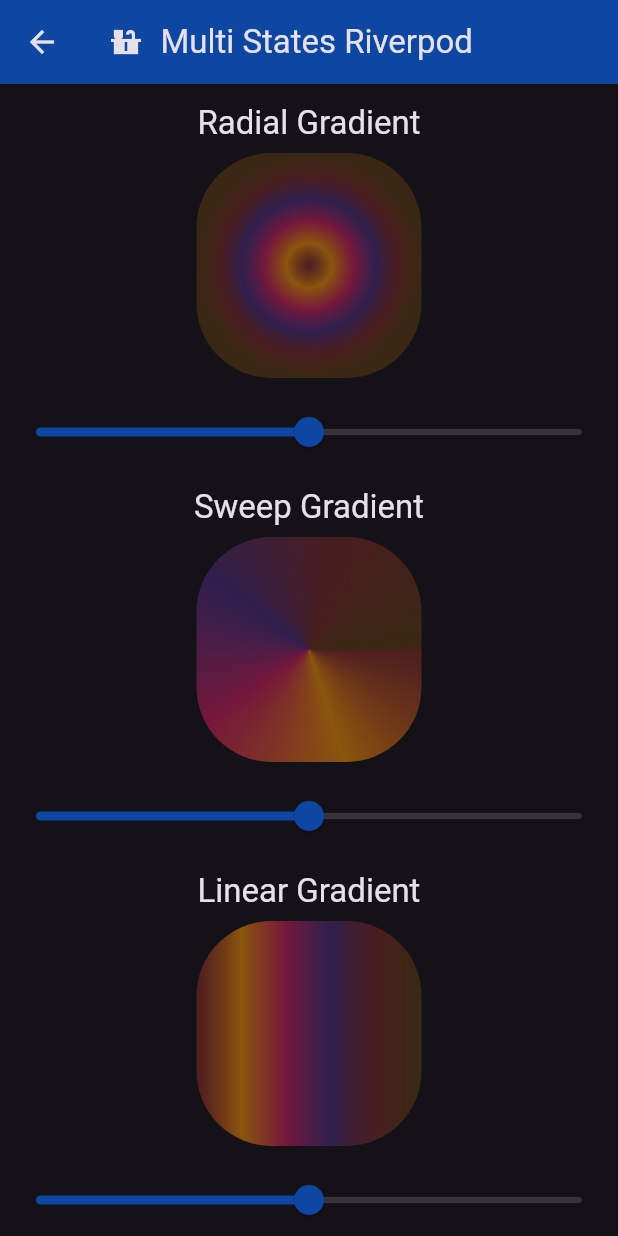
After one commit to Shehryar-dev/riverpod_example, a Flutter app: the MultipleStateExample screen opened directly, on a phone screen of 412 x 824 dp. The commit adds this screen. Run offline on Flutter 3.47's test engine with Material 3 defaults, Android fonts, the phone set to English and light mode, and no system bars; our stand-ins replace device_preview, flutter_riverpod.

Commit message:
Riverpod Example

```diff
--- a/lib/app.dart
+++ b/lib/app.dart
@@ -1,11 +1,9 @@
-
 import 'package:flutter/material.dart';
 import 'package:flutter_riverpod/flutter_riverpod.dart';
 import 'package:riverpod_example/home/home_screen.dart';
 
 class MyApp extends StatelessWidget {
   const MyApp({super.key});
-
   // This widget is the root of your application.
   @override
   Widget build(BuildContext context) {
--- /dev/null
+++ b/lib/examples/multiple_states/multi_states_screen.dart
@@ -0,0 +1,162 @@
+import 'package:flutter/foundation.dart';
+import 'package:flutter/material.dart';
+import 'package:flutter_riverpod/flutter_riverpod.dart';
+import 'package:riverpod_example/examples/multiple_states/provider/multi_states_provider.dart';
+
+class MultipleStateExample extends ConsumerWidget {
+  const MultipleStateExample({super.key});
+
+  @override
+  Widget build(BuildContext context, WidgetRef ref) {
+    if(kDebugMode){
+      debugPrint('scaffold build');
+    }
+    return Scaffold(
+      appBar: AppBar(
+        backgroundColor: Colors.blue.shade900,
+        title: Row(
+          mainAxisSize: MainAxisSize.min,
+          children: [
+            Icon(Icons.countertops),
+            SizedBox(width: 11),
+            Text('Multi States Riverpod'),
+          ],
+        ),
+      ),
+
+
+      body: SingleChildScrollView(
+        child: Column(
+          crossAxisAlignment: CrossAxisAlignment.center,
+          mainAxisAlignment: MainAxisAlignment.center,
+          children: [
+            SizedBox(height: 12,),
+            Text('Radial Gradient', style: Theme.of(context).textTheme.titleLarge,),
+            SizedBox(height: 12 / 2,),
+            Consumer(builder:(context, ref, child){
+              final op = ref.watch(multiSlider.select((state)=> state.radicalSlider));
+              if(kDebugMode){
+                debugPrint('Radical container');
+              }
+              return Container(
+                width: 150,
+                height: 150,
+                decoration: BoxDecoration(
+                    borderRadius: BorderRadius.circular(op * 100),
+                    gradient: RadialGradient(colors: [
+                      Colors.red.withOpacity(op / 2 ),
+                      Colors.orange.withOpacity(op / 1),
+                      Colors.pink.withOpacity(op / 1.1),
+                      Colors.deepPurple.withOpacity(op / 1.5),
+                      Colors.red.withOpacity(op / 2.1),
+                      Colors.orange.withOpacity(op / 3.1),
+                    ])
+                ),
+              );
+            }
+            ),
+            SizedBox(height: 12,),
+            Consumer(builder: (context, ref, child){
+              final op = ref.watch(multiSlider.select((state)=> state.radicalSlider));
+              // if(kDebugMode){
+              //   debugPrint('Radical slider');
+              // }
+              return  Slider(
+                 activeColor: Colors.blue.shade900,
+                 thumbColor: Colors.blue.shade900,
+                 secondaryActiveColor: Colors.blue,
+                 value: op, onChanged: (value){
+                final stateProvider = ref.read(multiSlider.notifier);
+                stateProvider.state = stateProvider.state.copyWith(radicalSlider: value);
+             });
+           }),
+
+            SizedBox(height: 12,),
+            Text('Sweep Gradient', style: Theme.of(context).textTheme.titleLarge,),
+            SizedBox(height: 12 / 2,),
+            Consumer(builder:(context, ref, child){
+              final op = ref.watch(multiSlider.select((state)=> state.sweepSlider));
+              if(kDebugMode){
+                debugPrint('Sweep container');
+              }
+              return Container(
+                width: 150,
+                height: 150,
+                decoration: BoxDecoration(
+                    borderRadius: BorderRadius.circular(op * 100),
+                    gradient: SweepGradient(colors: [
+                      Colors.red.withOpacity(op / 2 ),
+                      Colors.orange.withOpacity(op / 1),
+                      Colors.pink.withOpacity(op / 1.1),
+                      Colors.deepPurple.withOpacity(op / 1.5),
+                      Colors.red.withOpacity(op / 2.1),
+                      Colors.orange.withOpacity(op / 3.1),
+                    ])
+                ),
+              );
+            }
+            ),
+            SizedBox(height: 12,),
+            Consumer(builder: (context, ref, child){
+              final op = ref.watch(multiSlider.select((state)=> state.sweepSlider));
+              // if(kDebugMode){
+              //   debugPrint('Sweep slider');
+              // }
+              return  Slider(
+                  activeColor: Colors.blue.shade900,
+                  thumbColor: Colors.blue.shade900,
+                  secondaryActiveColor: Colors.blue,
+                  value: op, onChanged: (value){
+                final stateProvider = ref.read(multiSlider.notifier);
+                stateProvider.state = stateProvider.state.copyWith(sweepSlider: value);
+              });
+            }),
+
+            SizedBox(height: 12,),
+            Text('Linear Gradient', style: Theme.of(context).textTheme.titleLarge,),
+            SizedBox(height: 12 / 2,),
+            Consumer(builder:(context, ref, child){
+              final op = ref.watch(multiSlider.select((state)=> state.linearSlider));
+              if(kDebugMode){
+                debugPrint('linear container');
+              }
+              return Container(
+                width: 150,
+                height: 150,
+                decoration: BoxDecoration(
+                    borderRadius: BorderRadius.circular(op * 100),
+                    gradient: LinearGradient(
+                        tileMode: TileMode.mirror,
+                        colors: [
+                      Colors.red.withOpacity(op / 2 ),
+                      Colors.orange.withOpacity(op / 1),
+                      Colors.pink.withOpacity(op / 1.1),
+                      Colors.deepPurple.withOpacity(op / 1.5),
+                      Colors.red.withOpacity(op / 2.1),
+                      Colors.orange.withOpacity(op / 3.1),
+                    ])
+                ),
+              );
+            }
+            ),
+            SizedBox(height: 12,),
+            Consumer(builder: (context, ref, child){
+              final op = ref.watch(multiSlider.select((state)=> state.linearSlider));
+              // if(kDebugMode){
+              //   debugPrint('linear slider');
+              // }
+              return  Slider(
+                  activeColor: Colors.blue.shade900,
+                  thumbColor: Colors.blue.shade900,
+                  secondaryActiveColor: Colors.blue,
+                  value: op, onChanged: (value){
+                final stateProvider = ref.read(multiSlider.notifier);
+                stateProvider.state = stateProvider.state.copyWith(linearSlider: value);
+              });
+            }),
+          ],
+        ),
+      ),
+    );
+  }
+}
--- /dev/null
+++ b/lib/examples/multiple_states/provider/multi_states_provider.dart
@@ -0,0 +1,23 @@
+import 'package:flutter_riverpod/flutter_riverpod.dart';
+
+final multiSlider = StateProvider<AppState>((ref){
+  return AppState(radicalSlider: 0.5,
+      linearSlider: 0.5,
+      sweepSlider: 0.5
+  );
+});
+
+
+class AppState{
+  final double linearSlider;
+  final double radicalSlider;
+  final double sweepSlider;
+  const AppState({required this.radicalSlider, required this.linearSlider, required this.sweepSlider,});
+
+  AppState copyWith({double? linearSlider, double? radicalSlider, double? sweepSlider}){
+    return AppState(
+        radicalSlider: radicalSlider ?? this.radicalSlider,
+        linearSlider: linearSlider ?? this.linearSlider,
+        sweepSlider: sweepSlider ?? this.sweepSlider);
+  }
+}
--- a/lib/home/home_screen.dart
+++ b/lib/home/home_screen.dart
@@ -3,6 +3,8 @@ import 'package:flutter/material.dart';
 import 'package:riverpod_example/examples/counter_app/counter_app.dart';
 import 'package:riverpod_example/examples/slider/slider.dart';
 import 'package:riverpod_example/examples/switch_btn/switch_btn.dart';
+
+import '../examples/multiple_states/multi_states_screen.dart';
 
 
 class HomeScreen extends StatelessWidget {
@@ -29,12 +31,12 @@ class HomeScreen extends StatelessWidget {
         icon: Icons.linear_scale_outlined,
         destination: const SliderWidget(),
       ),
-      // _ExampleItem(
-      //   title: 'Multiple States',
-      //   subtitle: 'Manage multiple states in one screen',
-      //   icon: Icons.dashboard_customize_outlined,
-      //   destination: const MultipleStateExample(),
-      // ),
+      _ExampleItem(
+        title: 'Multiple States',
+        subtitle: 'Manage multiple states in one screen',
+        icon: Icons.dashboard_customize_outlined,
+        destination: const MultipleStateExample(),
+      ),
     ];
 
     return Scaffold(
--- a/lib/main.dart
+++ b/lib/main.dart
@@ -2,4 +2,7 @@ import 'package:device_preview/device_preview.dart';
 import 'package:flutter/material.dart';
 import 'app.dart';
 
-void main()=>runApp(DevicePreview(builder: (context) => MyApp()));
+void main()=>runApp(DevicePreview(
+    backgroundColor: Colors.transparent,
+
+    builder: (context) => MyApp()));
--- a/pubspec.yaml
+++ b/pubspec.yaml
@@ -61,3 +61,6 @@ flutter:
 
 
   uses-material-design: true
+
+  assets:
+    - assets/images/
```
Also changed, not shown: assets/images/Screenshot 2025-04-08 023025.png (added), assets/images/bg-1.png (added).
